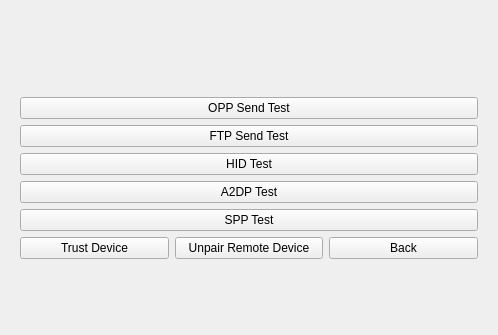
The window that ui/MainWindow.ui (TI-ECS/BT_Demo) describes before a commit, drawn with Qt 5.
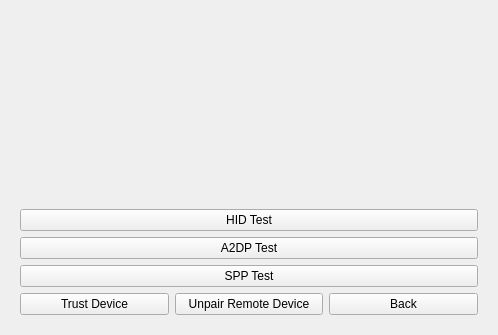
The same window after the commit. The open tabs and pages were chosen to show the change. Custom widgets are drawn as their Qt base class.

Diff of the .ui file:
```diff
--- a/ui/MainWindow.ui
+++ b/ui/MainWindow.ui
@@ -187,20 +187,6 @@
          </property>
         </spacer>
        </item>
-       <item>
-        <widget class="QPushButton" name="bt_opp">
-         <property name="text">
-          <string>OPP Send Test</string>
-         </property>
-        </widget>
-       </item>
-       <item>
-        <widget class="QPushButton" name="bt_ftp">
-         <property name="text">
-          <string>FTP Send Test</string>
-         </property>
-        </widget>
-       </item>
        <item>
         <widget class="QPushButton" name="bt_hid">
          <property name="text">
@@ -247,19 +233,6 @@
          </item>
         </layout>
        </item>
-       <item>
-        <spacer name="verticalSpacer_2">
-         <property name="orientation">
-          <enum>Qt::Vertical</enum>
-         </property>
-         <property name="sizeHint" stdset="0">
-          <size>
-           <width>20</width>
-           <height>35</height>
-          </size>
-         </property>
-        </spacer>
-       </item>
       </layout>
      </widget>
      <widget class="QWidget" name="page_spp">
@@ -281,9 +254,6 @@
        <property name="sizeConstraint">
         <enum>QLayout::SetDefaultConstraint</enum>
        </property>
-       <item>
-        <widget class="ObexTest" name="obex" native="true"/>
-       </item>
       </layout>
      </widget>
      <widget class="QWidget" name="page_a2dp">
@@ -332,15 +302,6 @@
     <signal>testFinished()</signal>
    </slots>
   </customwidget>
-  <customwidget>
-   <class>ObexTest</class>
-   <extends>QWidget</extends>
-   <header>ObexTest.h</header>
-   <container>1</container>
-   <slots>
-    <signal>testFinished()</signal>
-   </slots>
-  </customwidget>
  </customwidgets>
  <resources>
   <include location="../bt_demo.qrc"/>
```
Left out of the diff: 33 changed lines with no effect on the pictures.
